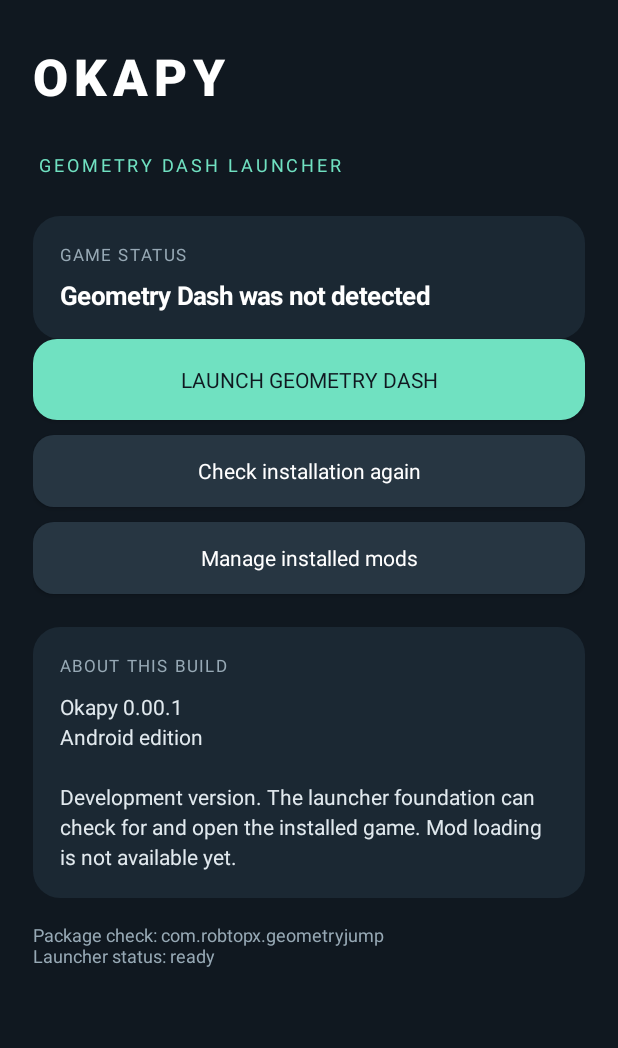
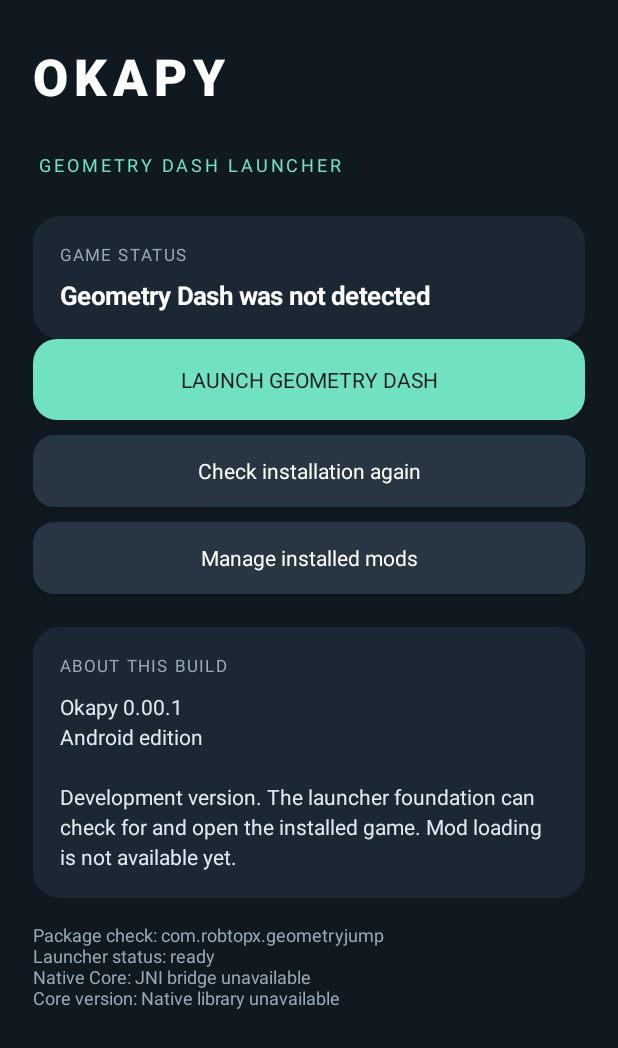
Before and after one commit to daviluccaff34-sys/Okapy, an Android app: the screen it shows after launch (MainActivity), on a phone screen of 412 x 824 dp. Shown: the top 1048 px of the screen. Run offline under Robolectric (Android 15) with nearby library versions, the phone set to English and light mode, and no system bars.

Commit message:
Show native Core status in launcher

```diff
--- a/launcher/android/app/src/main/java/com/okapy/launcher/MainActivity.kt
+++ b/launcher/android/app/src/main/java/com/okapy/launcher/MainActivity.kt
@@ -142,7 +142,20 @@ class MainActivity : Activity() {
         } else {
             "Geometry Dash was not detected"
         }
-        diagnosticText.text = "Package check: $gamePackage\nLauncher status: ready"
+        val nativeReady = OkapyNative.isAvailable &&
+            runCatching { OkapyNative.nativeInitialize() }.getOrDefault(false)
+        val nativeStatus = if (nativeReady) {
+            runCatching { OkapyNative.nativeStatus() }
+                .getOrDefault("Native Core status unavailable")
+        } else {
+            OkapyNative.statusOrFallback()
+        }
+        val nativeVersion = runCatching { OkapyNative.versionOrFallback() }
+            .getOrDefault("Native library unavailable")
+        diagnosticText.text = "Package check: $gamePackage\n" +
+            "Launcher status: ready\n" +
+            "Native Core: $nativeStatus\n" +
+            "Core version: $nativeVersion"
     }
 
     private fun launchGame() {
```
